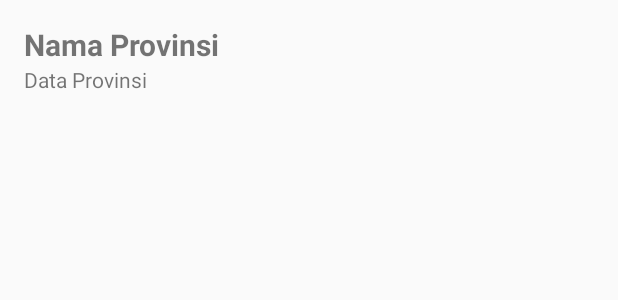
After one commit to pemrograman-berbasis-mobile-master/codelab-recyclerview-2021, an Android app: the layout recyclerview_item_provinsi.xml on its own in the app's theme, with its tools: preview values and no code run, on a phone screen of 412 x 824 dp. The commit adds this screen. Shown: the top 300 px of the screen. Run offline under Robolectric (Android 15) with nearby library versions, the phone set to English and light mode, and no system bars.

Commit message:
Implemented RecyclerView

```diff
--- a/app/build.gradle
+++ b/app/build.gradle
@@ -37,6 +37,9 @@ dependencies {
     androidTestImplementation 'androidx.test.ext:junit:1.1.2'
     androidTestImplementation 'androidx.test.espresso:espresso-core:3.3.0'
 
+    implementation 'androidx.recyclerview:recyclerview:1.2.0'
+
+
     //gson json converter
     implementation 'com.google.code.gson:gson:2.8.5'
 }
--- a/app/src/main/java/id/ac/unhas/infocovid19/ui/provinsi/ProvinsiRepository.kt
+++ b/app/src/main/java/id/ac/unhas/infocovid19/ui/provinsi/ProvinsiRepository.kt
@@ -10,10 +10,8 @@ class ProvinsiRepository(
     fun getProvinsisFromJsonString() : ArrayList<Provinsi>{
         val listProvinsi = ArrayList<Provinsi>()
         val dataProvinsi: DataProvinsi = DataSource.createDataSet(jsonString)
-        dataProvinsi.data?.forEach {
-            if (it != null) {
-                listProvinsi.add(it)
-            }
+        dataProvinsi.forEach {
+            listProvinsi.add(it)
         }
         return listProvinsi
     }
--- /dev/null
+++ b/app/src/main/res/layout/recyclerview_item_provinsi.xml
@@ -0,0 +1,22 @@
+<?xml version="1.0" encoding="utf-8"?>
+<LinearLayout xmlns:android="http://schemas.android.com/apk/res/android"
+    xmlns:tools="http://schemas.android.com/tools"
+    android:layout_width="match_parent"
+    android:layout_height="wrap_content"
+    android:orientation="vertical"
+    android:padding="16dp">
+    <TextView
+        android:layout_width="match_parent"
+        android:layout_height="wrap_content"
+        android:id="@+id/nama_provinsi"
+        android:textSize="20sp"
+        android:textStyle="bold"
+        tools:text="@string/nama_provinsi"/>
+
+    <TextView
+        android:layout_width="match_parent"
+        android:layout_height="wrap_content"
+        android:id="@+id/data_provinsi"
+        tools:text="@string/data_provinsi"/>
+
+</LinearLayout>
--- a/app/src/main/res/values/strings.xml
+++ b/app/src/main/res/values/strings.xml
@@ -1,3 +1,5 @@
 <resources>
     <string name="app_name">InfoCovid19</string>
+    <string name="nama_provinsi">Nama Provinsi</string>
+    <string name="data_provinsi">Data Provinsi</string>
 </resources>
```
Also changed, not shown: app/src/main/assets/covid19-provinsi.json (added, +1 -0 lines), app/src/main/java/id/ac/unhas/infocovid19/model/DataProvinsi.kt (+6 -20 lines), app/src/main/java/id/ac/unhas/infocovid19/ui/provinsi/ProvinsiAdapter.kt (added, +42 -0 lines), app/src/main/java/id/ac/unhas/infocovid19/ui/provinsi/ProvinsiListFragment.kt (+10 -12 lines), app/src/main/res/layout/provinsilist_fragment.xml (+6 -4 lines).
